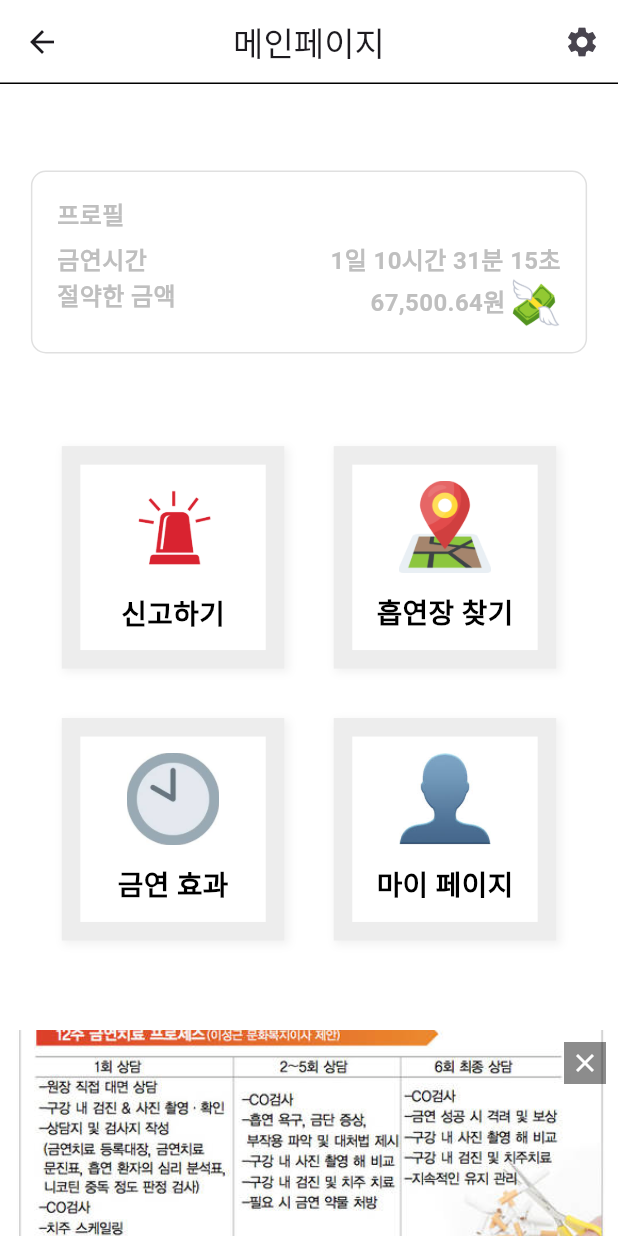
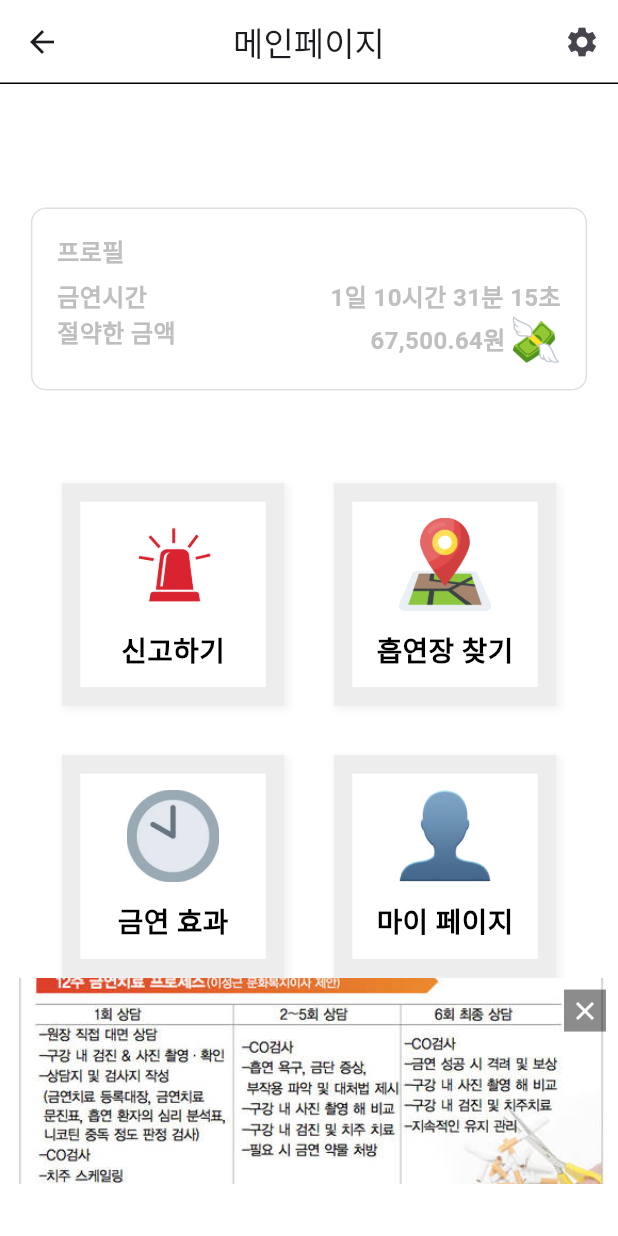
Before and after one commit to jinwon0134/SmokingCamera, a Flutter app: the MainPage screen opened directly, on a phone screen of 412 x 824 dp. Run offline on Flutter 3.47's test engine with Material 3 defaults, Android fonts, the phone set to English and light mode, and no system bars; our stand-ins replace camera, geocoding, geolocator, google_maps_flutter.

```diff
--- a/lib/Page/main_page.dart
+++ b/lib/Page/main_page.dart
@@ -74,7 +74,10 @@ class _MainPageState extends State<MainPage> {
           ),
         ],
       ),
-      body: Column(
+      body: SingleChildScrollView(
+        child: Padding(
+          padding: EdgeInsets.symmetric(vertical: screenHeight * 0.03),
+          child: Column(
             children: [
               SizedBox(height: screenHeight * 0.07),
 
@@ -164,18 +167,19 @@ class _MainPageState extends State<MainPage> {
 
               SizedBox(height: screenHeight * 0.075),
 
-          // ✅ 그리드 메뉴
-          Expanded(
-            child: Padding(
+              // 그리드 메뉴
+              Padding(
                 padding: EdgeInsets.symmetric(horizontal: screenWidth * 0.1),
                 child: GridView.count(
                   crossAxisCount: 2,
                   crossAxisSpacing: screenWidth * 0.08,
                   mainAxisSpacing: screenHeight * 0.04,
+                  shrinkWrap: true, // 중요: GridView가 Column 안에서 스크롤 가능하게
+                  physics:
+                      const NeverScrollableScrollPhysics(), // GridView 자체 스크롤 제거
                   children: menuItems.map((item) {
                     return GestureDetector(
                       onTap: () async {
-                      // 여기서 async 붙임
                         final label = item['label'];
 
                         if (label == '흡연장 찾기') {
@@ -185,11 +189,9 @@ class _MainPageState extends State<MainPage> {
                           );
                         } else if (label == '신고하기') {
                           try {
-                          // 1. 카메라 리스트 가져오기
                             final cameras = await availableCameras();
                             final firstCamera = cameras.first;
 
-                          // 2. 카메라 페이지로 이동
                             Navigator.push(
                               context,
                               MaterialPageRoute(
@@ -203,16 +205,19 @@ class _MainPageState extends State<MainPage> {
                         } else if (label == '마이 페이지') {
                           Navigator.push(
                             context,
-                          MaterialPageRoute(builder: (_) => const MyPagePage()),
+                            MaterialPageRoute(
+                              builder: (_) => const MyPagePage(),
+                            ),
                           );
                         } else if (label == '금연 효과') {
                           Navigator.push(
                             context,
-                          MaterialPageRoute(builder: (_) => const Effectpage()),
+                            MaterialPageRoute(
+                              builder: (_) => const Effectpage(),
+                            ),
                           );
                         }
                       },
-
                       child: Container(
                         decoration: BoxDecoration(
                           color: Colors.white,
@@ -254,9 +259,8 @@ class _MainPageState extends State<MainPage> {
                   }).toList(),
                 ),
               ),
-          ),
 
-          // ✅ 하단 배너
+              // 하단 배너
               if (_showBanner)
                 ShowBannerWidget(
                   imagePath: adImages[currentAdIndex],
@@ -268,6 +272,8 @@ class _MainPageState extends State<MainPage> {
                 ),
             ],
           ),
+        ),
+      ),
     );
   }
 }
```
Also changed, not shown: lib/Camera/camera_page.dart (+48 -10 lines). Lines whose indentation alone changed are shown as unchanged.
